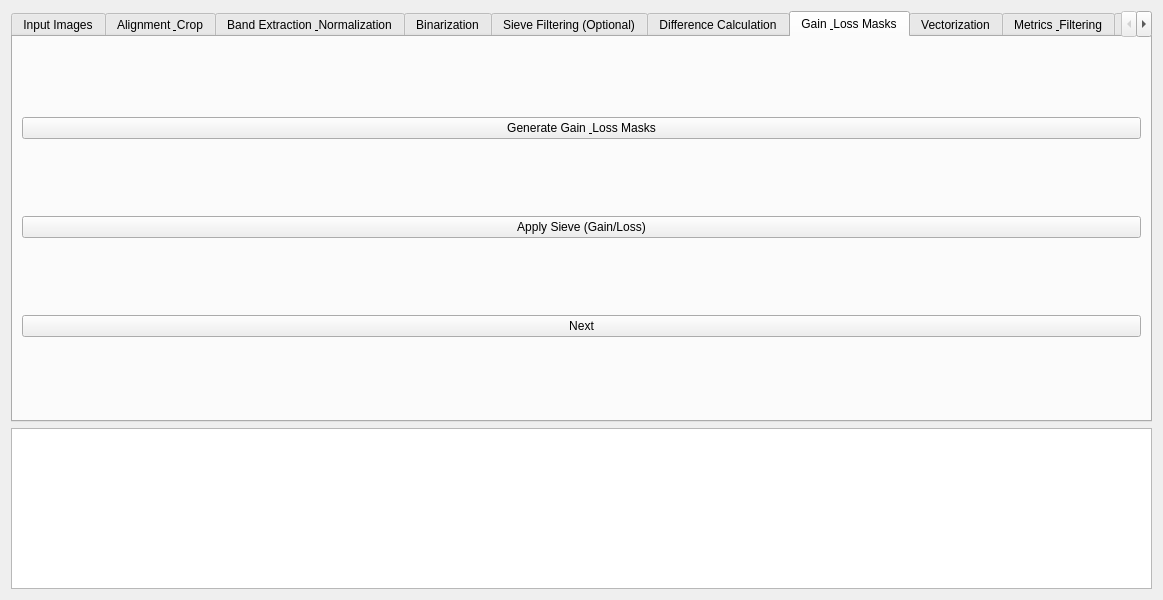
Qt form forms/main.ui (mikadishen/urban_change_aid) before a commit.
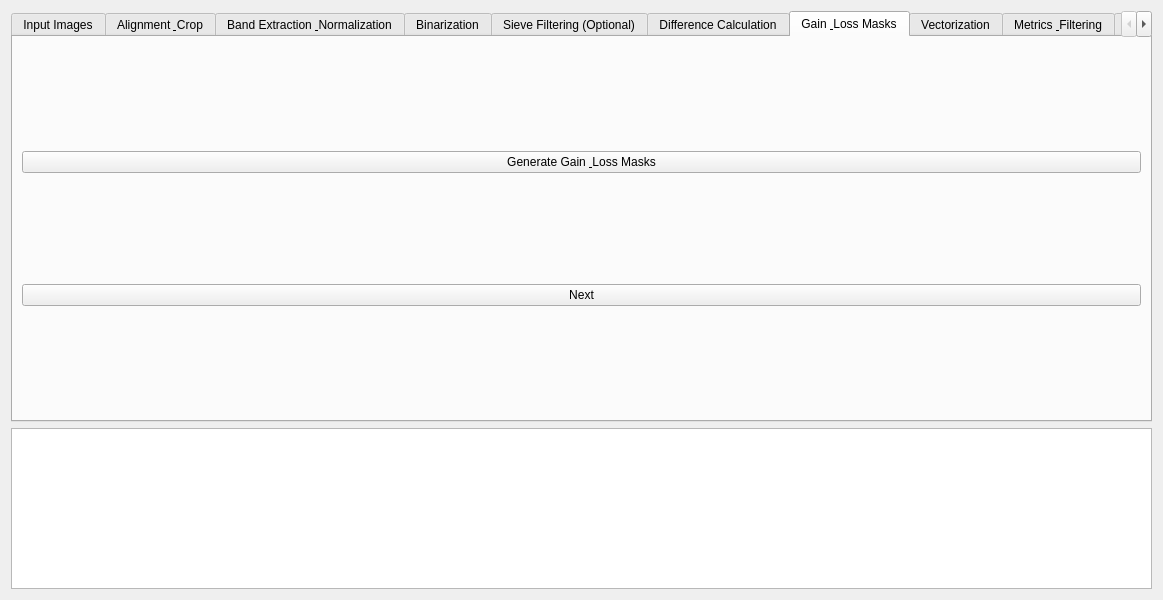
The same form after that commit. The open tabs and pages were chosen to show the change.

The edit to the form file:
```diff
--- a/forms/main.ui
+++ b/forms/main.ui
@@ -377,13 +377,6 @@
          </property>
         </widget>
        </item>
-       <item>
-        <widget class="QPushButton" name="applySieveMasksButton">
-         <property name="text">
-          <string>Apply Sieve (Gain/Loss)</string>
-         </property>
-        </widget>
-       </item>
        <item>
         <widget class="QPushButton" name="nextToVector">
          <property name="text">
```
Left out of the diff: 2 changed lines with no effect on the pictures.
